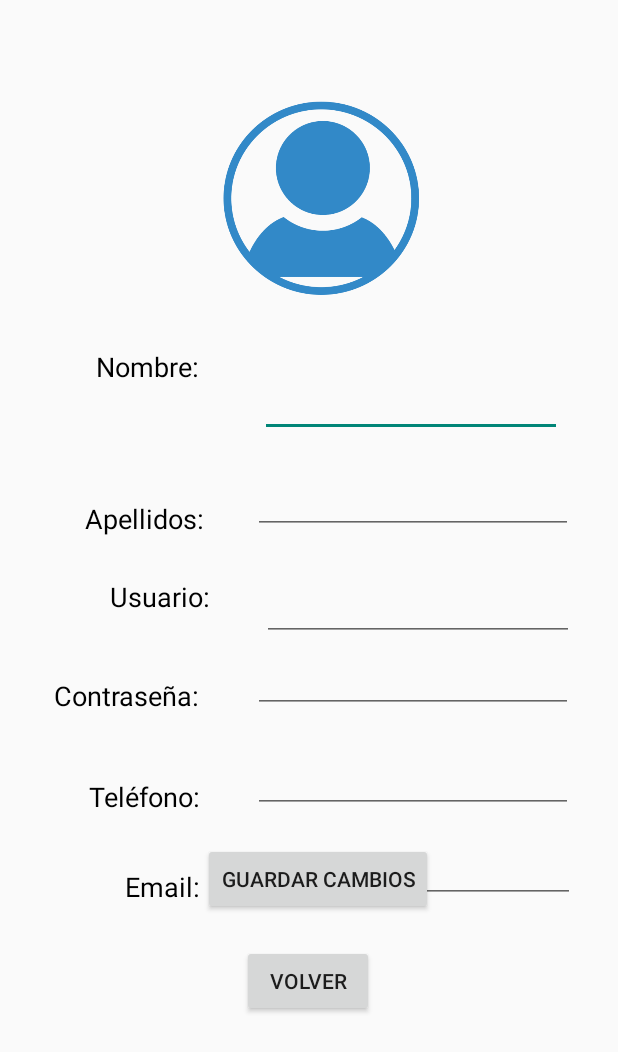
After one commit to EmmaGarciaRodriguez/TourGuideApp, an Android app: the EditProfile screen opened directly, with no data from a screen before it, on a phone screen of 412 x 824 dp. The commit adds this screen. Shown: the top 1052 px of the screen. Run offline under Robolectric (Android 15) with nearby library versions, the phone set to English and light mode, and no system bars; our stand-ins replace Room's generated code.

Commit message:
EditProfile 1/2 done

```diff
--- /dev/null
+++ b/app/src/main/java/com/example/tourguideapp/EditProfile.java
@@ -0,0 +1,91 @@
+package com.example.tourguideapp;
+
+import androidx.appcompat.app.AppCompatActivity;
+
+import android.content.Intent;
+import android.os.Bundle;
+import android.util.Log;
+import android.view.View;
+import android.widget.Button;
+import android.widget.EditText;
+import android.widget.TextView;
+
+import java.io.Serializable;
+
+public class EditProfile extends AppCompatActivity {
+
+    UserDatabase userDatabase;
+    UserEntity currentUser;
+    HomeScreen home;
+
+    @Override
+    protected void onCreate(Bundle savedInstanceState) {
+        super.onCreate(savedInstanceState);
+        setContentView(R.layout.activity_edit_profile);
+
+        Intent intent = getIntent();
+        String name = intent.getStringExtra("name");
+        String user = intent.getStringExtra("user");
+        String password = intent.getStringExtra("password");
+
+        EditText n = findViewById(R.id.editName);
+        EditText u = findViewById(R.id.editUser);
+        EditText p = findViewById(R.id.editPassword);
+
+        n.setText(name);
+        u.setText(user);
+        p.setText(password);
+
+
+        UserDatabase userDatabase = UserDatabase.getUserDatabase(getApplicationContext());
+        UserDao userDao = userDatabase.userDao();
+
+        Button btn = findViewById(R.id.savebutton);
+        btn.setOnClickListener(new View.OnClickListener() {
+            @Override
+            public void onClick(View v) {
+                String newName = n.getText().toString();
+                String newPassword = p.getText().toString();
+                String newUser = u.getText().toString();
+
+                new Thread(new Runnable() {
+                    @Override
+                    public void run() {
+                        currentUser = userDao.getCurrentUser(user);
+                        // Actualizar los datos existentes en la entidad UserEntity con los nuevos datos ingresados por el usuario
+                        currentUser.setName(newName);
+                        currentUser.setUserId(newUser);
+                        currentUser.setPassword(newPassword);
+
+                        // Guardar los cambios actualizados en Room
+                        new Thread(() -> {
+                            userDatabase.userDao().updateUser(currentUser);
+                        }).start();
+                    }
+                }).start();
+                /*setContentView(R.layout.fragment_first);
+                TextView n = findViewById(R.id.tName);
+                TextView u = findViewById(R.id.tId);
+                TextView p = findViewById(R.id.tPassword);
+
+                n.setText(newName);
+                u.setText(newUser);
+                p.setText(newPassword);*/
+
+                /*Intent intent = new Intent(EditProfile.this, FirstFragment.class);
+                intent.putExtra("name", newName);
+                intent.putExtra("password", newPassword);
+                intent.putExtra("userId", newUser);
+                startActivity(intent);*/
+                if (savedInstanceState == null) {
+                    // Si no hay ningún fragmento en el contenedor, creamos una instancia de FirstFragment y lo agregamos
+                    getSupportFragmentManager().beginTransaction()
+                            .add(R.id.frame_container, new FirstFragment(home))
+                            .commit();
+                }
+
+            }
+
+});
+}
+}
--- a/app/src/main/java/com/example/tourguideapp/FavouritesDao.java
+++ b/app/src/main/java/com/example/tourguideapp/FavouritesDao.java
@@ -11,7 +11,7 @@ public interface FavouritesDao {
     @Insert(onConflict = OnConflictStrategy.REPLACE)
     void insertFavourites(FavouritesEntity favouritesEntity);
 
-    @Query("SELECT * FROM favourites WHERE user_id =( :userId) and id = 1")
+    @Query("SELECT * FROM favourites WHERE user_id =(:userId)")
     FavouritesEntity getFavouritesByUserId(String userId);
 
     // Otros métodos que puedas necesitar
--- a/app/src/main/java/com/example/tourguideapp/FirstFragment.java
+++ b/app/src/main/java/com/example/tourguideapp/FirstFragment.java
@@ -1,6 +1,7 @@
 package com.example.tourguideapp;
 
 import android.content.Context;
+import android.content.Intent;
 import android.os.Bundle;
 
 import androidx.annotation.NonNull;
@@ -12,7 +13,10 @@ import androidx.recyclerview.widget.RecyclerView;
 import android.view.LayoutInflater;
 import android.view.View;
 import android.view.ViewGroup;
+import android.widget.Button;
 import android.widget.TextView;
+
+import java.io.Serializable;
 
 /**
  * A simple {@link Fragment} subclass.
@@ -31,14 +35,16 @@ public class FirstFragment extends Fragment {
     private String name;
     private String password;
     private String userId;
+    private HomeScreen home;
 
 
     TextView tPassword;
     TextView tId;
     TextView tName;
 
-    public FirstFragment() {
+    public FirstFragment(HomeScreen home) {
         // Required empty public constructor
+        this.home = home;
     }
 
     /**
@@ -51,13 +57,13 @@ public class FirstFragment extends Fragment {
      * @return A new instance of fragment FirstFragment.
      */
     // TODO: Rename and change types and number of parameters
-    public static FirstFragment newInstance(String name, String password, String id) {
+    public static FirstFragment newInstance(String name, String password, String id, HomeScreen home) {
 
         Bundle args = new Bundle();
         args.putString("name", name);
         args.putString("password", password);
         args.putString("userId", id);
-        FirstFragment fragment = new FirstFragment();
+        FirstFragment fragment = new FirstFragment(home);
         fragment.setArguments(args);
         return fragment;
     }
@@ -71,6 +77,11 @@ public class FirstFragment extends Fragment {
             userId = getArguments().getString(userId);
             password = getArguments().getString(password);
         }
+
+        userId = home.getUserid();
+        name = home.getName();
+        password = home.getPassword();
+
     }
 
     @Override
@@ -95,7 +106,21 @@ public class FirstFragment extends Fragment {
             // Realiza alguna acción con los datos recibidos
         }
 
-        // Resto del código del método onCreateView()
+
+
+        Button btn = view.findViewById(R.id.savebutton);
+        btn.setOnClickListener(new View.OnClickListener() {
+            @Override
+            public void onClick(View v) {
+                // Código para abrir la Segunda Actividad
+                Intent intent = new Intent(getContext(), EditProfile.class);
+
+                intent.putExtra("name", name);
+                intent.putExtra("user", userId);
+                intent.putExtra("password", password);
+                startActivity(intent);
+            }
+        });
 
         return view;
     }
--- a/app/src/main/java/com/example/tourguideapp/HomeScreen.java
+++ b/app/src/main/java/com/example/tourguideapp/HomeScreen.java
@@ -16,10 +16,12 @@ public class HomeScreen extends AppCompatActivity {
 
     TextView tName;
 
-    FirstFragment firstFragment = new FirstFragment();
+    FirstFragment firstFragment = new FirstFragment(this);
     SecondFragment secondFragment = new SecondFragment(this);
     ThirdFragment thirdFragment = new ThirdFragment(this);
     String userid;
+    String name;
+    String password;
 
     public String getUserid() {
         return userid;
@@ -27,6 +29,22 @@ public class HomeScreen extends AppCompatActivity {
 
     public void setUserid(String userid) {
         this.userid = userid;
+    }
+
+    public String getName() {
+        return name;
+    }
+
+    public void setName(String name) {
+        this.name = name;
+    }
+
+    public String getPassword() {
+        return password;
+    }
+
+    public void setPassword(String password) {
+        this.password = password;
     }
 
     @Override
@@ -41,6 +59,8 @@ public class HomeScreen extends AppCompatActivity {
 
         //guarda el userid del usuario
         setUserid(getIntent().getStringExtra("userId"));
+        setName(getIntent().getStringExtra("name"));
+        setPassword(getIntent().getStringExtra("password"));
 
 
         Bundle bundle = new Bundle();
--- a/app/src/main/java/com/example/tourguideapp/Login.java
+++ b/app/src/main/java/com/example/tourguideapp/Login.java
@@ -50,7 +50,6 @@ public class Login extends AppCompatActivity {
                                 String name = userEntity.name;
                                 String password = userEntity.password;
                                 String userId = userEntity.userId;
-                                setUserid(userId);
                                 Intent intent = new Intent(Login.this, HomeScreen.class);
                                 intent.putExtra("name", name);
                                 intent.putExtra("password", password);
--- a/app/src/main/java/com/example/tourguideapp/UserDao.java
+++ b/app/src/main/java/com/example/tourguideapp/UserDao.java
@@ -3,6 +3,7 @@ package com.example.tourguideapp;
 import androidx.room.Dao;
 import androidx.room.Insert;
 import androidx.room.Query;
+import androidx.room.Update;
 
 @Dao
 public interface UserDao {
@@ -12,4 +13,10 @@ public interface UserDao {
     @Query("SELECT * from users where userId=(:userId) and password=(:password)")
     UserEntity login(String userId, String password);
 
+    @Query("SELECT * FROM users WHERE userId = :userId")
+    UserEntity getCurrentUser(String userId);
+
+    @Update
+    void updateUser(UserEntity user);
+
 }
--- /dev/null
+++ b/app/src/main/res/layout/activity_edit_profile.xml
@@ -0,0 +1,210 @@
+<?xml version="1.0" encoding="utf-8"?>
+<androidx.constraintlayout.widget.ConstraintLayout xmlns:android="http://schemas.android.com/apk/res/android"
+    xmlns:app="http://schemas.android.com/apk/res-auto"
+    xmlns:tools="http://schemas.android.com/tools"
+    android:layout_width="match_parent"
+    android:layout_height="match_parent"
+    tools:context=".EditProfile">
+
+        <ImageView
+            android:id="@+id/imageView2"
+            android:layout_width="150dp"
+            android:layout_height="150dp"
+            android:layout_gravity="center"
+            android:layout_marginTop="56dp"
+            android:src="@drawable/myprofile2"
+            app:layout_constraintEnd_toEndOf="parent"
+            app:layout_constraintHorizontal_bias="0.532"
+            app:layout_constraintStart_toStartOf="parent"
+            app:layout_constraintTop_toTopOf="parent"
+            tools:ignore="MissingConstraints" />
+
+        <TextView
+            android:id="@+id/textView"
+            android:layout_width="wrap_content"
+            android:layout_height="wrap_content"
+            android:layout_marginStart="64dp"
+            android:layout_marginTop="232dp"
+            android:text="Nombre: "
+            android:textColor="#000"
+            android:textSize="18sp"
+            app:layout_constraintStart_toStartOf="parent"
+            app:layout_constraintTop_toTopOf="parent"
+            tools:ignore="MissingConstraints" />
+
+        <TextView
+            android:id="@+id/textView2"
+            android:layout_width="wrap_content"
+            android:layout_height="wrap_content"
+            android:text="Apellidos: "
+            android:textColor="#000"
+            android:textSize="18sp"
+            app:layout_constraintBottom_toBottomOf="parent"
+            app:layout_constraintEnd_toEndOf="parent"
+            app:layout_constraintHorizontal_bias="0.173"
+            app:layout_constraintStart_toStartOf="parent"
+            app:layout_constraintTop_toTopOf="parent"
+            app:layout_constraintVertical_bias="0.417" />
+
+        <TextView
+            android:id="@+id/textView3"
+            android:layout_width="wrap_content"
+            android:layout_height="wrap_content"
+            android:text="Teléfono: "
+            android:textColor="#000"
+            android:textSize="18sp"
+            app:layout_constraintBottom_toBottomOf="parent"
+            app:layout_constraintEnd_toEndOf="parent"
+            app:layout_constraintHorizontal_bias="0.177"
+            app:layout_constraintStart_toStartOf="parent"
+            app:layout_constraintTop_toTopOf="parent"
+            app:layout_constraintVertical_bias="0.649" />
+
+        <TextView
+            android:id="@+id/textView4"
+            android:layout_width="wrap_content"
+            android:layout_height="wrap_content"
+            android:layout_marginStart="36dp"
+            android:text="Contraseña: "
+            android:textColor="#000"
+            android:textSize="18sp"
+            app:layout_constraintBottom_toBottomOf="parent"
+            app:layout_constraintStart_toStartOf="parent"
+            app:layout_constraintTop_toTopOf="parent"
+            app:layout_constraintVertical_bias="0.565" />
+
+        <TextView
+            android:id="@+id/textView16"
+            android:layout_width="wrap_content"
+            android:layout_height="wrap_content"
+            android:text="Email: "
+            android:textColor="#000"
+            android:textSize="18sp"
+            app:layout_constraintBottom_toBottomOf="parent"
+            app:layout_constraintEnd_toEndOf="parent"
+            app:layout_constraintHorizontal_bias="0.234"
+            app:layout_constraintStart_toStartOf="parent"
+            app:layout_constraintTop_toTopOf="parent"
+            app:layout_constraintVertical_bias="0.724" />
+
+        <Button
+            android:id="@+id/savebutton"
+            android:layout_width="wrap_content"
+            android:layout_height="wrap_content"
+            android:layout_marginTop="356dp"
+            android:text="GUARDAR CAMBIOS"
+            app:layout_constraintEnd_toEndOf="parent"
+            app:layout_constraintHorizontal_bias="0.524"
+            app:layout_constraintStart_toStartOf="parent"
+            app:layout_constraintTop_toBottomOf="@+id/imageView2" />
+
+
+        <Button
+            android:id="@+id/button5"
+            android:layout_width="wrap_content"
+            android:layout_height="wrap_content"
+            android:layout_marginTop="20dp"
+            android:text="VOLVER"
+            android:onClick="onBackPressed"
+            app:layout_constraintBottom_toBottomOf="parent"
+            app:layout_constraintEnd_toEndOf="parent"
+            app:layout_constraintHorizontal_bias="0.498"
+            app:layout_constraintStart_toStartOf="parent"
+            app:layout_constraintTop_toBottomOf="@+id/savebutton"
+            app:layout_constraintVertical_bias="0.0" />
+
+        <TextView
+            android:id="@+id/textView15"
+            android:layout_width="wrap_content"
+            android:layout_height="wrap_content"
+            android:text="Usuario:"
+            android:textColor="#000"
+            android:textSize="18sp"
+            app:layout_constraintBottom_toBottomOf="parent"
+            app:layout_constraintEnd_toEndOf="parent"
+            app:layout_constraintHorizontal_bias="0.213"
+            app:layout_constraintStart_toStartOf="parent"
+            app:layout_constraintTop_toTopOf="parent"
+            app:layout_constraintVertical_bias="0.482" />
+
+    <EditText
+        android:id="@+id/editName"
+        android:layout_width="201dp"
+        android:layout_height="50dp"
+        android:ems="10"
+        android:inputType="textPersonName"
+        android:text="Name"
+        app:layout_constraintBottom_toBottomOf="parent"
+        app:layout_constraintEnd_toEndOf="parent"
+        app:layout_constraintHorizontal_bias="0.823"
+        app:layout_constraintStart_toStartOf="parent"
+        app:layout_constraintTop_toTopOf="parent"
+        app:layout_constraintVertical_bias="0.312" />
+
+    <EditText
+        android:id="@+id/editSurname"
+        android:layout_width="wrap_content"
+        android:layout_height="wrap_content"
+        android:ems="10"
+        android:inputType="textPersonName"
+        app:layout_constraintBottom_toBottomOf="parent"
+        app:layout_constraintEnd_toEndOf="parent"
+        app:layout_constraintHorizontal_bias="0.85"
+        app:layout_constraintStart_toStartOf="parent"
+        app:layout_constraintTop_toTopOf="parent"
+        app:layout_constraintVertical_bias="0.399" />
+
+    <EditText
+        android:id="@+id/editUser"
+        android:layout_width="208dp"
+        android:layout_height="52dp"
+        android:ems="10"
+        android:inputType="textPersonName"
+        android:text="User"
+        app:layout_constraintBottom_toBottomOf="parent"
+        app:layout_constraintEnd_toEndOf="parent"
+        app:layout_constraintHorizontal_bias="0.855"
+        app:layout_constraintStart_toStartOf="parent"
+        app:layout_constraintTop_toTopOf="parent"
+        app:layout_constraintVertical_bias="0.486" />
+
+    <EditText
+        android:id="@+id/editPassword"
+        android:layout_width="wrap_content"
+        android:layout_height="wrap_content"
+        android:ems="10"
+        android:inputType="textPassword"
+        app:layout_constraintBottom_toBottomOf="parent"
+        app:layout_constraintEnd_toEndOf="parent"
+        app:layout_constraintHorizontal_bias="0.85"
+        app:layout_constraintStart_toStartOf="parent"
+        app:layout_constraintTop_toTopOf="parent"
+        app:layout_constraintVertical_bias="0.552" />
+
+    <EditText
+        android:id="@+id/editPhone"
+        android:layout_width="wrap_content"
+        android:layout_height="wrap_content"
+        android:ems="10"
+        android:inputType="phone"
+        app:layout_constraintBottom_toBottomOf="parent"
+        app:layout_constraintEnd_toEndOf="parent"
+        app:layout_constraintHorizontal_bias="0.85"
+        app:layout_constraintStart_toStartOf="parent"
+        app:layout_constraintTop_toTopOf="parent"
+        app:layout_constraintVertical_bias="0.638" />
+
+    <EditText
+        android:id="@+id/editEmail"
+        android:layout_width="wrap_content"
+        android:layout_height="wrap_content"
+        android:ems="10"
+        android:inputType="textEmailAddress"
+        app:layout_constraintBottom_toBottomOf="parent"
+        app:layout_constraintEnd_toEndOf="parent"
+        app:layout_constraintHorizontal_bias="0.855"
+        app:layout_constraintStart_toStartOf="parent"
+        app:layout_constraintTop_toTopOf="parent"
+        app:layout_constraintVertical_bias="0.715" />
+
+</androidx.constraintlayout.widget.ConstraintLayout>
--- a/app/src/main/res/layout/fragment_first.xml
+++ b/app/src/main/res/layout/fragment_first.xml
@@ -89,7 +89,7 @@
         app:layout_constraintVertical_bias="0.724" />
 
     <Button
-        android:id="@+id/button4"
+        android:id="@+id/savebutton"
         android:layout_width="wrap_content"
         android:layout_height="wrap_content"
         android:layout_marginTop="356dp"
@@ -109,7 +109,7 @@
         app:layout_constraintEnd_toEndOf="parent"
         app:layout_constraintHorizontal_bias="0.498"
         app:layout_constraintStart_toStartOf="parent"
-        app:layout_constraintTop_toBottomOf="@+id/button4"
+        app:layout_constraintTop_toBottomOf="@+id/savebutton"
         app:layout_constraintVertical_bias="0.0" />
 
     <TextView
--- a/app/src/main/res/values/strings.xml
+++ b/app/src/main/res/values/strings.xml
@@ -12,6 +12,4 @@
     <!-- TODO: Remove or change this placeholder text -->
 
 
-
-
 </resources>
```
Also changed, not shown: app/src/main/AndroidManifest.xml (+7 -0 lines).
